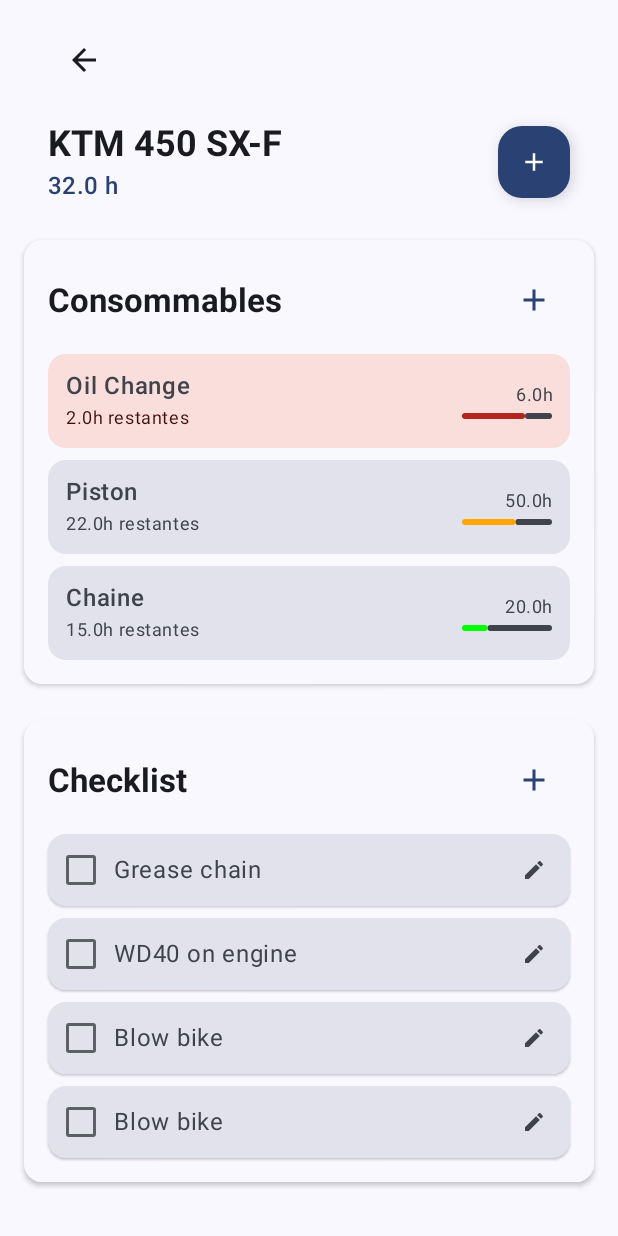
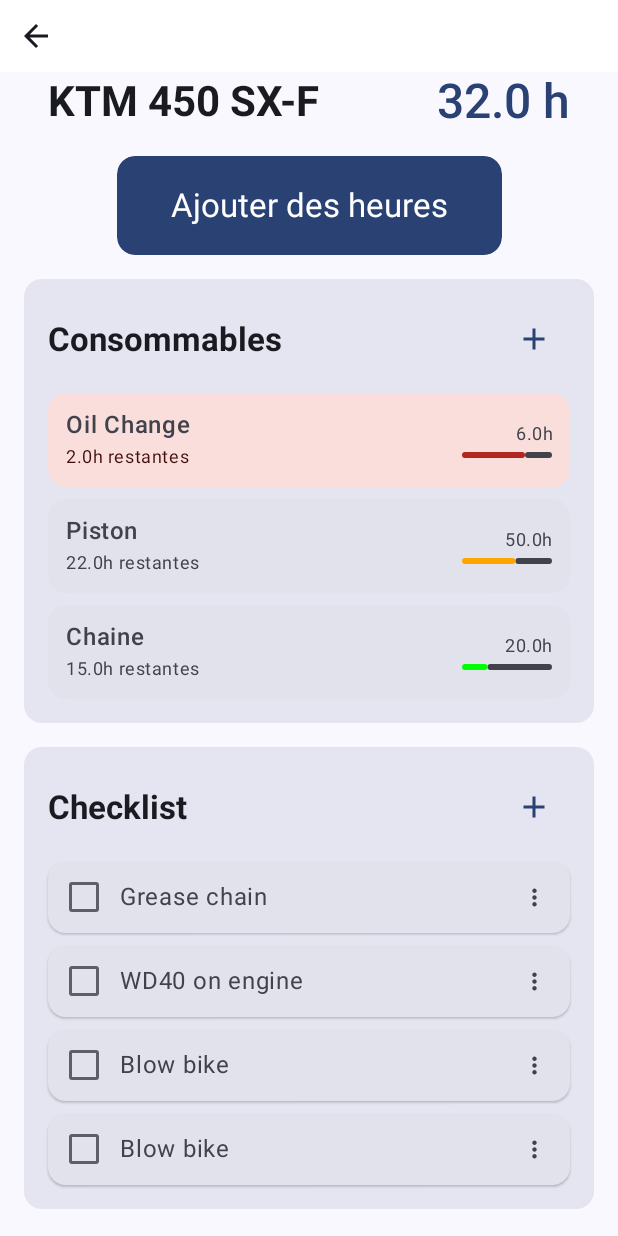
Before and after one commit to Z3nk/Motorcycle-Manager, an Android app built with Jetpack Compose: the @Preview function BikeDetailsPreview, on a phone screen of 412 x 824 dp. Run offline under Robolectric (Android 15) with nearby library versions, the phone set to English and light mode, and no system bars; libraries missing offline, so code that uses them is left out: androidx.hilt.lifecycle.

Commit message:
feat(): design

```diff
--- a/app/src/main/java/com/example/motorcyclemanager/presentation/bikedetails/BikeDetailsScreen.kt
+++ b/app/src/main/java/com/example/motorcyclemanager/presentation/bikedetails/BikeDetailsScreen.kt
@@ -59,7 +59,8 @@ fun BikeDetailsScreen(
                     onEditCheck = {
 
                     },
-                    onEditConsumable = {}
+                    onEditConsumable = {},
+                    onClickCheck = {}
                 )
             }
 
--- a/app/src/main/java/com/example/motorcyclemanager/presentation/bikedetails/BikeDetailsStateScreen.kt
+++ b/app/src/main/java/com/example/motorcyclemanager/presentation/bikedetails/BikeDetailsStateScreen.kt
@@ -2,7 +2,7 @@ package com.example.motorcyclemanager.presentation.bikedetails;
 
 import androidx.compose.foundation.background
 import androidx.compose.foundation.clickable
-import androidx.compose.foundation.isSystemInDarkTheme
+import androidx.compose.foundation.combinedClickable
 import androidx.compose.foundation.layout.Arrangement
 import androidx.compose.foundation.layout.Box
 import androidx.compose.foundation.layout.Column
@@ -16,23 +16,22 @@ import androidx.compose.foundation.layout.padding
 import androidx.compose.foundation.layout.size
 import androidx.compose.foundation.layout.width
 import androidx.compose.foundation.lazy.LazyColumn
-import androidx.compose.foundation.rememberScrollState
 import androidx.compose.foundation.shape.RoundedCornerShape
-import androidx.compose.foundation.verticalScroll
 import androidx.compose.material.icons.Icons
+import androidx.compose.material.icons.automirrored.filled.ArrowBack
 import androidx.compose.material.icons.filled.Add
 import androidx.compose.material.icons.filled.ArrowBack
 import androidx.compose.material.icons.filled.CheckCircle
-import androidx.compose.material.icons.filled.Edit
-import androidx.compose.material.icons.filled.Favorite
 import androidx.compose.material.icons.filled.Inventory2
-import androidx.compose.material.icons.filled.Motorcycle
-import androidx.compose.material.icons.filled.ShoppingCart
-import androidx.compose.material.icons.filled.SportsMotorsports
+import androidx.compose.material.icons.filled.MoreVert
+import androidx.compose.material3.Button
+import androidx.compose.material3.ButtonDefaults
 import androidx.compose.material3.Card
 import androidx.compose.material3.CardDefaults
 import androidx.compose.material3.Checkbox
 import androidx.compose.material3.CheckboxDefaults
+import androidx.compose.material3.DropdownMenu
+import androidx.compose.material3.DropdownMenuItem
 import androidx.compose.material3.FloatingActionButton
 import androidx.compose.material3.Icon
 import androidx.compose.material3.IconButton
@@ -41,11 +40,14 @@ import androidx.compose.material3.MaterialTheme
 import androidx.compose.material3.ProgressIndicatorDefaults
 import androidx.compose.material3.Text
 import androidx.compose.runtime.Composable
-import androidx.compose.runtime.LaunchedEffect
+import androidx.compose.runtime.getValue
+import androidx.compose.runtime.mutableStateOf
+import androidx.compose.runtime.remember
+import androidx.compose.runtime.setValue
 import androidx.compose.ui.Alignment
 import androidx.compose.ui.Modifier
+import androidx.compose.ui.draw.clip
 import androidx.compose.ui.graphics.Color
-import androidx.compose.ui.platform.LocalContext
 import androidx.compose.ui.text.font.FontWeight
 import androidx.compose.ui.text.style.TextAlign
 import androidx.compose.ui.text.style.TextOverflow
@@ -64,8 +66,24 @@ fun BikeDetailsStateScreen(
     onEditConsumable: (Consumable) -> Unit,
     onAddCheck: () -> Unit,
     onEditCheck: (Check) -> Unit,
-    onAddHours: (Float) -> Unit
+    onClickCheck: (Check) -> Unit,
+    onAddHours: () -> Unit
 ) {
+    Column {
+        Row(
+            modifier = Modifier
+                .fillMaxWidth(),
+            horizontalArrangement = Arrangement.Start,
+            verticalAlignment = Alignment.CenterVertically
+        ) {
+            IconButton(onClick = onBackClick) {
+                Icon(
+                    imageVector = Icons.AutoMirrored.Filled.ArrowBack,
+                    contentDescription = "Retour",
+                    tint = MaterialTheme.colorScheme.onSurface
+                )
+            }
+        }
         LazyColumn(
             modifier = Modifier
                 .fillMaxSize()
@@ -90,17 +108,14 @@ fun BikeDetailsStateScreen(
                     onAddConsumable = onAddConsumable
                 )
             }
-
-        item {
-            Spacer(modifier = Modifier.height(24.dp))
-        }
-
             item {
                 ChecklistSection(
                     checks = screenState.bike.checks,
                     onEditCheck = onEditCheck,
+                    onClickCheck = onClickCheck,
                     onAddCheck = onAddCheck
                 )
+            }
         }
     }
 }
@@ -109,95 +124,49 @@ fun BikeDetailsStateScreen(
 private fun BikeHeader(
     bike: Bike,
     onBackClick: () -> Unit,
-    onAddHours: (Float) -> Unit
+    onAddHours: () -> Unit
 ) {
     Column(
         modifier = Modifier
             .fillMaxWidth()
-            .padding(horizontal = 16.dp)
+            .padding(horizontal = 16.dp),
+        horizontalAlignment = Alignment.CenterHorizontally,
+        verticalArrangement = Arrangement.spacedBy(16.dp)
     ) {
-        Row(
-            modifier = Modifier
-                .fillMaxWidth()
-                .padding(top = 16.dp),
-            horizontalArrangement = Arrangement.Start,
-            verticalAlignment = Alignment.CenterVertically
-        ) {
-            IconButton(onClick = onBackClick) {
-                Icon(
-                    imageVector = Icons.Default.ArrowBack,
-                    contentDescription = "Retour",
-                    tint = MaterialTheme.colorScheme.onSurface
-                )
-            }
-        }
-
-//        Box(
-//            modifier = Modifier
-//                .fillMaxWidth()
-//                .height(200.dp)
-//                .background(
-//                    color = MaterialTheme.colorScheme.surfaceVariant,
-//                    shape = RoundedCornerShape(12.dp)
-//                ),
-//            contentAlignment = Alignment.Center
-//        ) {
-//            Column(
-//                horizontalAlignment = Alignment.CenterHorizontally,
-//                verticalArrangement = Arrangement.Center
-//            ) {
-//                Icon(
-//                    imageVector = Icons.Default.SportsMotorsports,
-//                    contentDescription = "Moto",
-//                    modifier = Modifier.size(64.dp),
-//                    tint = MaterialTheme.colorScheme.onSurfaceVariant
-//                )
-//                Spacer(modifier = Modifier.height(8.dp))
-//                Text(
-//                    text = "Image de la moto",
-//                    style = MaterialTheme.typography.bodySmall,
-//                    color = MaterialTheme.colorScheme.onSurfaceVariant
-//                )
-//            }
-//        }
-
-        Spacer(modifier = Modifier.height(16.dp))
-
         Row(
             modifier = Modifier.fillMaxWidth(),
             horizontalArrangement = Arrangement.SpaceBetween,
             verticalAlignment = Alignment.CenterVertically
         ) {
-            Column {
             Text(
                 text = bike.name,
-                    style = MaterialTheme.typography.headlineSmall,
+                style = MaterialTheme.typography.headlineMedium,
                 fontWeight = FontWeight.Bold,
                 color = MaterialTheme.colorScheme.onSurface
             )
             Text(
                 text = "${bike.totalHours} h",
-                    style = MaterialTheme.typography.titleMedium,
+                style = MaterialTheme.typography.headlineLarge,
                 color = MaterialTheme.colorScheme.primary,
                 fontWeight = FontWeight.Medium
             )
         }
 
-            FloatingActionButton(
-                onClick = { onAddHours(0f) },
-                modifier = Modifier.size(48.dp),
+        Button(
+            onClick = { onAddHours() },
+            modifier = Modifier.clip(RoundedCornerShape(12.dp)),
+            shape = RoundedCornerShape(12.dp),
+            colors = ButtonDefaults.buttonColors(
                 containerColor = MaterialTheme.colorScheme.primary,
                 contentColor = MaterialTheme.colorScheme.onPrimary
+            )
         ) {
-                Icon(
-                    imageVector = Icons.Default.Add,
-                    contentDescription = "Ajouter des heures",
-                    modifier = Modifier.size(20.dp)
+            Text(
+                modifier = Modifier.padding(12.dp),
+                text = "Ajouter des heures",
+                style = MaterialTheme.typography.titleLarge
             )
         }
-        }
-
-        Spacer(modifier = Modifier.height(24.dp))
     }
 }
 
@@ -209,10 +178,9 @@ private fun ConsumablesSection(
     onAddConsumable: () -> Unit
 ) {
     Card(
-        modifier = Modifier.fillMaxWidth(),
-        elevation = CardDefaults.cardElevation(defaultElevation = 2.dp),
+        modifier = Modifier.fillMaxWidth().padding(top = 16.dp),
         colors = CardDefaults.cardColors(
-            containerColor = MaterialTheme.colorScheme.surface
+            containerColor = MaterialTheme.colorScheme.primary.copy(alpha = 0.1f)
         )
     ) {
         Column(
@@ -355,13 +323,13 @@ private fun ConsumableItem(
 private fun ChecklistSection(
     checks: List<Check>,
     onEditCheck: (Check) -> Unit,
+    onClickCheck: (Check) -> Unit,
     onAddCheck: () -> Unit
 ) {
     Card(
-        modifier = Modifier.fillMaxWidth(),
-        elevation = CardDefaults.cardElevation(defaultElevation = 2.dp),
+        modifier = Modifier.fillMaxWidth().padding(top = 16.dp),
         colors = CardDefaults.cardColors(
-            containerColor = MaterialTheme.colorScheme.surface
+            containerColor = MaterialTheme.colorScheme.primary.copy(alpha = 0.1f)
         )
     ) {
         Column(
@@ -402,6 +370,7 @@ private fun ChecklistSection(
                     checks.forEach { check ->
                         ChecklistItem(
                             check = check,
+                            onClickCheck = { onClickCheck(check) },
                             onEditClick = { onEditCheck(check) }
                         )
                     }
@@ -414,12 +383,18 @@ private fun ChecklistSection(
 @Composable
 private fun ChecklistItem(
     check: Check,
+    onClickCheck: () -> Unit,
     onEditClick: () -> Unit
 ) {
+    var showMenu by remember { mutableStateOf(false) }
+
     Card(
         modifier = Modifier
             .fillMaxWidth()
-            .clickable { onEditClick() },
+            .combinedClickable(
+                onClick = onClickCheck,
+                onLongClick = { showMenu = true }
+            ),
         colors = CardDefaults.cardColors(
             containerColor = MaterialTheme.colorScheme.surfaceVariant
         ),
@@ -434,7 +409,7 @@ private fun ChecklistItem(
             Checkbox(
                 checked = check.isCompleted,
                 onCheckedChange = null,
-                modifier = Modifier.size(20.dp),
+                modifier = Modifier.size(24.dp),
                 colors = CheckboxDefaults.colors(
                     checkedColor = MaterialTheme.colorScheme.primary,
                     uncheckedColor = MaterialTheme.colorScheme.outline
@@ -450,16 +425,40 @@ private fun ChecklistItem(
                 modifier = Modifier.weight(1f)
             )
 
+            // Dropdown Menu
+            Box {
                 IconButton(
-                onClick = onEditClick,
+                    onClick = { showMenu = true },
                     modifier = Modifier.size(24.dp)
                 ) {
                     Icon(
-                    imageVector = Icons.Default.Edit,
-                    contentDescription = "Modifier",
+                        imageVector = Icons.Default.MoreVert,
+                        contentDescription = "Plus d'options",
                         tint = MaterialTheme.colorScheme.onSurfaceVariant,
-                    modifier = Modifier.size(16.dp)
+                        modifier = Modifier.size(18.dp)
                     )
+                }
+
+                DropdownMenu(
+                    expanded = showMenu,
+                    onDismissRequest = { showMenu = false },
+                    modifier = Modifier.align(Alignment.TopEnd)
+                ) {
+                    DropdownMenuItem(
+                        text = { Text("Modifier") },
+                        onClick = {
+                            showMenu = false
+                            onEditClick()
+                        }
+                    )
+                    DropdownMenuItem(
+                        text = { Text("Supprimer") },
+                        onClick = {
+                            showMenu = false
+                            onEditClick()
+                        }
+                    )
+                }
             }
         }
     }
@@ -554,7 +553,8 @@ fun BikeDetailsPreview() {
             onEditConsumable = {},
             onAddCheck = {},
             onEditCheck = {},
-            onAddHours = {}
+            onAddHours = {},
+            onClickCheck = {}
         )
     }
 }
```
Lines whose indentation alone changed are shown as unchanged.
